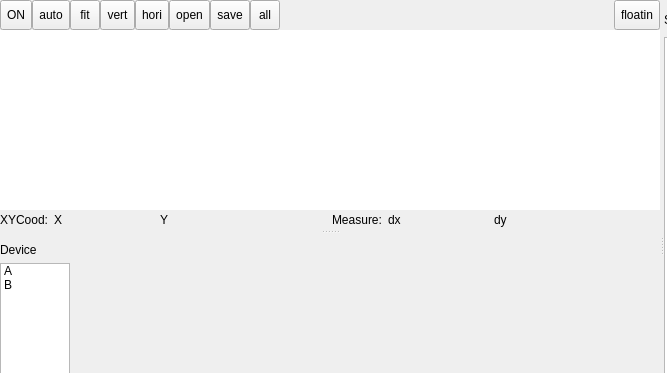
Above: Libs/PlotUnit/PlotUnitGraph/plotunitgraph129.ui from tiangaomingjing/ServoDriveTech before the change; both pictures show x 0 to 667 and y 0 to 373 of the 942 by 489 pixel window. Below: the same form after it.
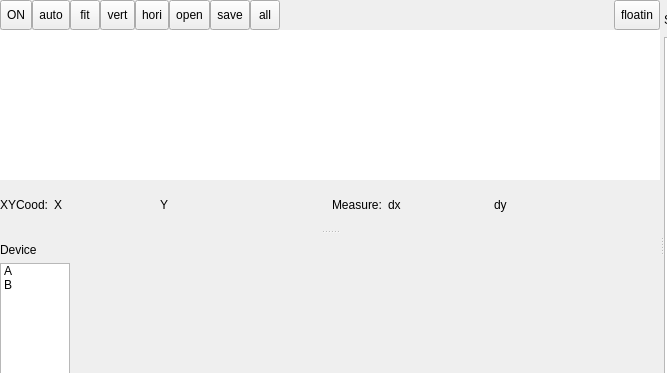
That is the form after the change. Custom widgets are drawn as their Qt base class.

Patch:
```diff
--- a/Libs/PlotUnit/PlotUnitGraph/plotunitgraph129.ui
+++ b/Libs/PlotUnit/PlotUnitGraph/plotunitgraph129.ui
@@ -57,7 +57,7 @@
           <property name="styleSheet">
            <string notr="true"/>
           </property>
-          <layout class="QVBoxLayout" name="verticalLayout_2" stretch="0,1,0">
+          <layout class="QVBoxLayout" name="verticalLayout_2" stretch="0,0,0">
            <property name="spacing">
             <number>0</number>
            </property>
```
